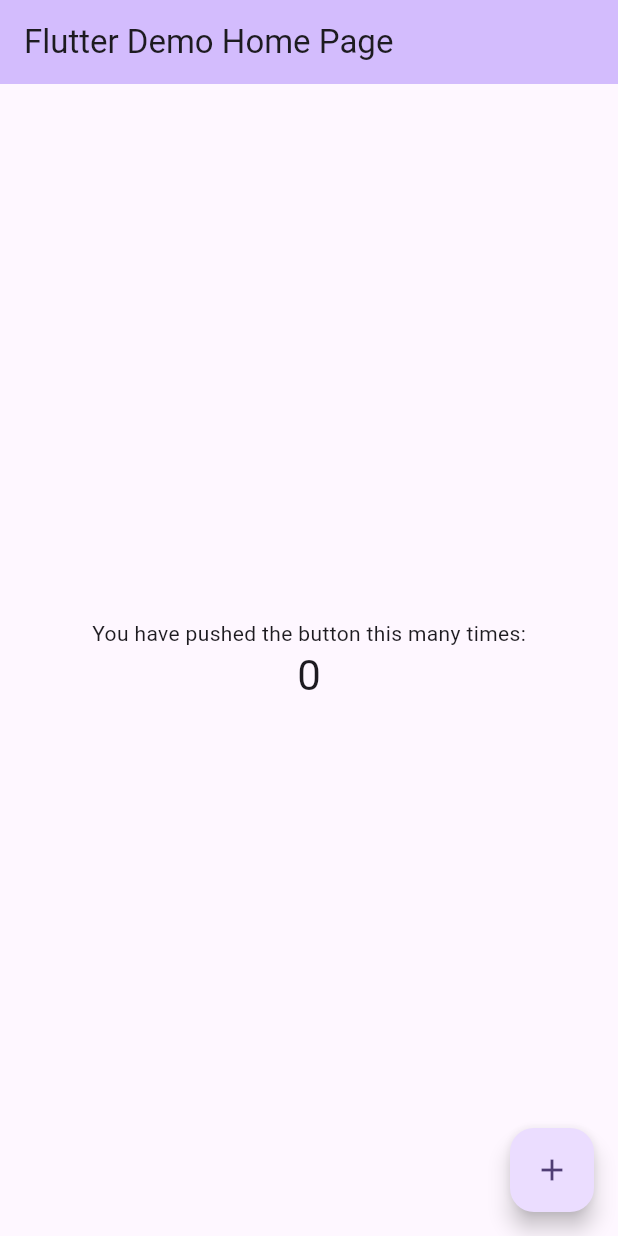
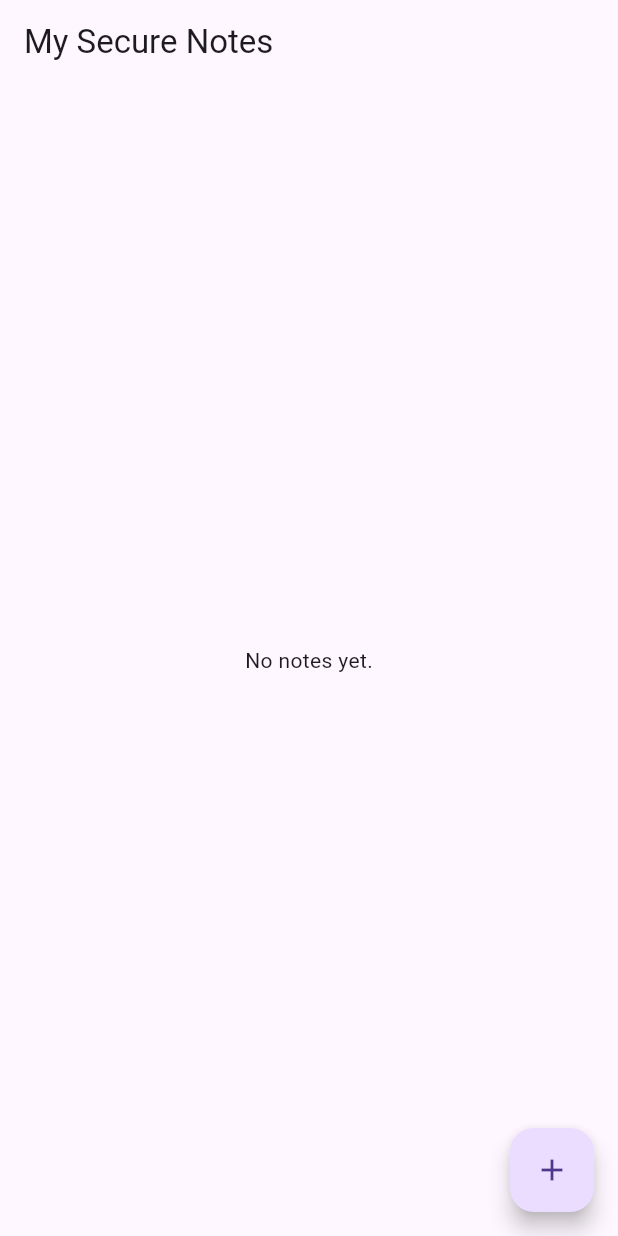
Before and after one commit to Cyprians-Mwanza/hive, a Flutter app: the screen it shows after launch, on a phone screen of 412 x 824 dp. Run offline on Flutter 3.47's test engine with Material 3 defaults, Android fonts, the phone set to English and light mode, and no system bars; our stand-ins replace equatable, flutter_bloc, hive, hive_flutter; accounts and stored records are empty.

Commit message:
main file

```diff
--- a/lib/main.dart
+++ b/lib/main.dart
@@ -1,122 +1,39 @@
 import 'package:flutter/material.dart';
+import 'package:flutter_bloc/flutter_bloc.dart';
+import 'package:hive_flutter/hive_flutter.dart';
+import 'cubits/note_cubit.dart';
+import 'models/note.dart';
+import 'pages/notes_page.dart';
 
-void main() {
-  runApp(const MyApp());
+void main() async {
+  WidgetsFlutterBinding.ensureInitialized();
+
+  await Hive.initFlutter();
+  Hive.registerAdapter(NoteAdapter());
+
+  runApp(
+    MultiBlocProvider(
+      providers: [
+        BlocProvider(create: (_) => NoteCubit()..fetchAllNotes()),
+      ],
+      child: const MyApp(),
+    ),
+  );
 }
 
 class MyApp extends StatelessWidget {
   const MyApp({super.key});
 
-  // This widget is the root of your application.
   @override
   Widget build(BuildContext context) {
     return MaterialApp(
-      title: 'Flutter Demo',
+      title: 'Hive Notes App',
       theme: ThemeData(
-        // This is the theme of your application.
-        //
-        // TRY THIS: Try running your application with "flutter run". You'll see
-        // the application has a purple toolbar. Then, without quitting the app,
-        // try changing the seedColor in the colorScheme below to Colors.green
-        // and then invoke "hot reload" (save your changes or press the "hot
-        // reload" button in a Flutter-supported IDE, or press "r" if you used
-        // the command line to start the app).
-        //
-        // Notice that the counter didn't reset back to zero; the application
-        // state is not lost during the reload. To reset the state, use hot
-        // restart instead.
-        //
-        // This works for code too, not just values: Most code changes can be
-        // tested with just a hot reload.
-        colorScheme: ColorScheme.fromSeed(seedColor: Colors.deepPurple),
+        primarySwatch: Colors.teal,
+        useMaterial3: true,
       ),
-      home: const MyHomePage(title: 'Flutter Demo Home Page'),
+      home: const NotesPage(),
+      debugShowCheckedModeBanner: false,
     );
   }
 }
-
-class MyHomePage extends StatefulWidget {
-  const MyHomePage({super.key, required this.title});
-
-  // This widget is the home page of your application. It is stateful, meaning
-  // that it has a State object (defined below) that contains fields that affect
-  // how it looks.
-
-  // This class is the configuration for the state. It holds the values (in this
-  // case the title) provided by the parent (in this case the App widget) and
-  // used by the build method of the State. Fields in a Widget subclass are
-  // always marked "final".
-
-  final String title;
-
-  @override
-  State<MyHomePage> createState() => _MyHomePageState();
-}
-
-class _MyHomePageState extends State<MyHomePage> {
-  int _counter = 0;
-
-  void _incrementCounter() {
-    setState(() {
-      // This call to setState tells the Flutter framework that something has
-      // changed in this State, which causes it to rerun the build method below
-      // so that the display can reflect the updated values. If we changed
-      // _counter without calling setState(), then the build method would not be
-      // called again, and so nothing would appear to happen.
-      _counter++;
-    });
-  }
-
-  @override
-  Widget build(BuildContext context) {
-    // This method is rerun every time setState is called, for instance as done
-    // by the _incrementCounter method above.
-    //
-    // The Flutter framework has been optimized to make rerunning build methods
-    // fast, so that you can just rebuild anything that needs updating rather
-    // than having to individually change instances of widgets.
-    return Scaffold(
-      appBar: AppBar(
-        // TRY THIS: Try changing the color here to a specific color (to
-        // Colors.amber, perhaps?) and trigger a hot reload to see the AppBar
-        // change color while the other colors stay the same.
-        backgroundColor: Theme.of(context).colorScheme.inversePrimary,
-        // Here we take the value from the MyHomePage object that was created by
-        // the App.build method, and use it to set our appbar title.
-        title: Text(widget.title),
-      ),
-      body: Center(
-        // Center is a layout widget. It takes a single child and positions it
-        // in the middle of the parent.
-        child: Column(
-          // Column is also a layout widget. It takes a list of children and
-          // arranges them vertically. By default, it sizes itself to fit its
-          // children horizontally, and tries to be as tall as its parent.
-          //
-          // Column has various properties to control how it sizes itself and
-          // how it positions its children. Here we use mainAxisAlignment to
-          // center the children vertically; the main axis here is the vertical
-          // axis because Columns are vertical (the cross axis would be
-          // horizontal).
-          //
-          // TRY THIS: Invoke "debug painting" (choose the "Toggle Debug Paint"
-          // action in the IDE, or press "p" in the console), to see the
-          // wireframe for each widget.
-          mainAxisAlignment: MainAxisAlignment.center,
-          children: <Widget>[
-            const Text('You have pushed the button this many times:'),
-            Text(
-              '$_counter',
-              style: Theme.of(context).textTheme.headlineMedium,
-            ),
-          ],
-        ),
-      ),
-      floatingActionButton: FloatingActionButton(
-        onPressed: _incrementCounter,
-        tooltip: 'Increment',
-        child: const Icon(Icons.add),
-      ), // This trailing comma makes auto-formatting nicer for build methods.
-    );
-  }
-}
--- a/lib/pages/notes_page.dart
+++ b/lib/pages/notes_page.dart
@@ -0,0 +1,77 @@
+import 'package:flutter/material.dart';
+import 'package:flutter_bloc/flutter_bloc.dart';
+import '../cubits/note_cubit.dart';
+import '../cubits/note_state.dart';
+import 'note_detail_page.dart';
+import 'add_edit_note_page.dart';
+
+class NotesPage extends StatefulWidget {
+  const NotesPage({super.key});
+
+  @override
+  State<NotesPage> createState() => _NotesPageState();
+}
+
+class _NotesPageState extends State<NotesPage> {
+  @override
+  void initState() {
+    super.initState();
+    Future.microtask(() => context.read<NoteCubit>().fetchAllNotes());
+  }
+
+  @override
+  Widget build(BuildContext context) {
+    return Scaffold(
+      appBar: AppBar(title: const Text('My Secure Notes')),
+      body: BlocConsumer<NoteCubit, NoteState>(
+        listener: (context, state) {
+          if (state is NoteActionSuccess) {
+            ScaffoldMessenger.of(context)
+                .showSnackBar(SnackBar(content: Text(state.message)));
+          } else if (state is NoteError) {
+            ScaffoldMessenger.of(context)
+                .showSnackBar(SnackBar(content: Text(state.message)));
+          }
+        },
+        builder: (context, state) {
+          if (state is NoteLoading) {
+            return const Center(child: CircularProgressIndicator());
+          } else if (state is NoteLoaded) {
+            if (state.notes.isEmpty) {
+              return const Center(child: Text('No notes yet.'));
+            }
+            return ListView.builder(
+              itemCount: state.notes.length,
+              itemBuilder: (context, index) {
+                final note = state.notes[index];
+                return ListTile(
+                  title: Text(note.title),
+                  subtitle: Text(note.body),
+                  onTap: () => Navigator.push(
+                    context,
+                    MaterialPageRoute(
+                      builder: (_) => NoteDetailPage(note: note),
+                    ),
+                  ),
+                  trailing: IconButton(
+                    icon: const Icon(Icons.delete, color: Colors.red),
+                    onPressed: () =>
+                        context.read<NoteCubit>().deleteNoteById(note.id),
+                  ),
+                );
+              },
+            );
+          }
+          return const Center(child: Text('No notes found.'));
+        },
+      ),
+      floatingActionButton: FloatingActionButton(
+        onPressed: () => Navigator.push(
+          context,
+          MaterialPageRoute(builder: (_) => const AddEditNotePage()),
+        ),
+        child: const Icon(Icons.add),
+      ),
+    );
+  }
+}
```
